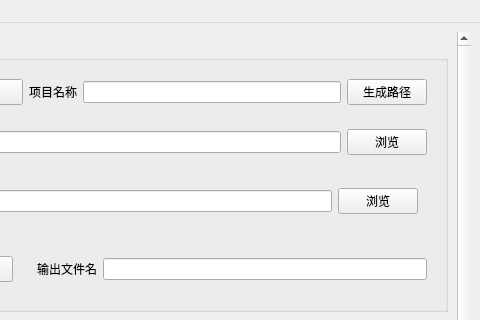
Qt form forms/mainwindow.ui (Redrch/NuitkaStudio) before a commit; both pictures show x 520 to 1000 and y 0 to 320 of the 1000 by 649 pixel window.
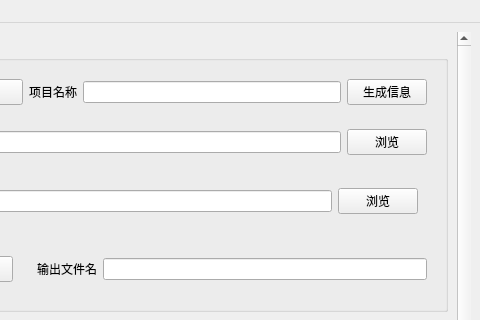
The same form after that commit. Icons and pictures are not drawn.

Commit message: 添加程序信息配置 修复了导入新版NPF文件会崩溃的问题

Diff of the .ui file:
```diff
--- a/forms/mainwindow.ui
+++ b/forms/mainwindow.ui
@@ -120,7 +120,7 @@
        <property name="geometry">
         <rect>
          <x>0</x>
-         <y>-251</y>
+         <y>0</y>
          <width>870</width>
          <height>963</height>
         </rect>
@@ -190,7 +190,7 @@
                   <item>
                    <widget class="QPushButton" name="genPathsButton">
                     <property name="text">
-                     <string>生成路径</string>
+                     <string>生成信息</string>
                     </property>
                    </widget>
                   </item>
```
Left out of the diff: 6 changed lines with no effect on the pictures. The commit also changes 5 other files.
